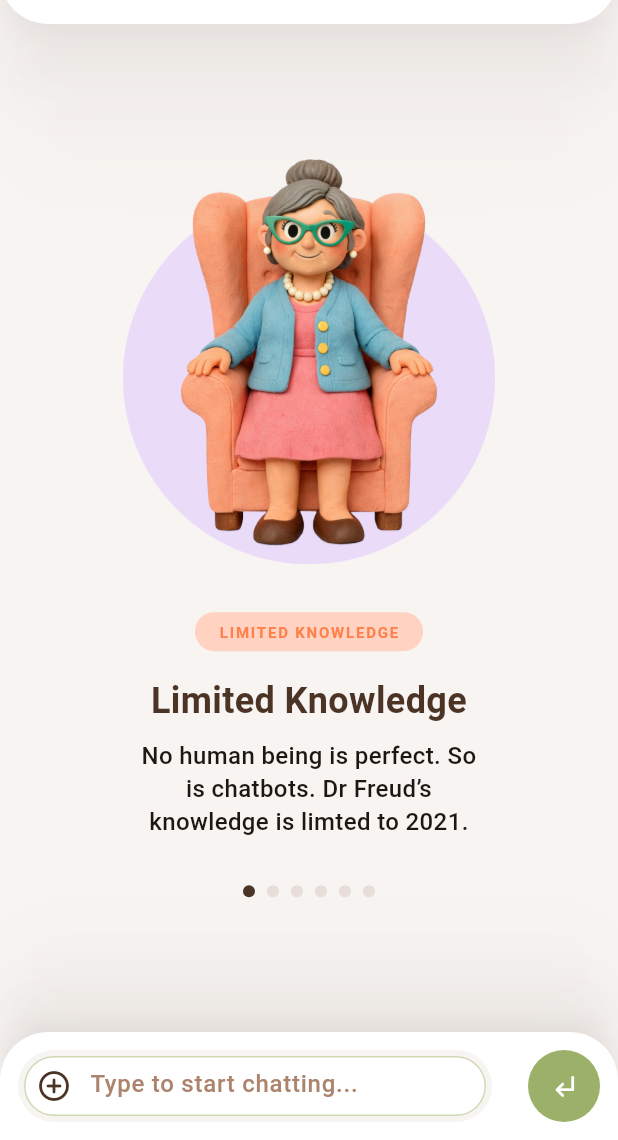
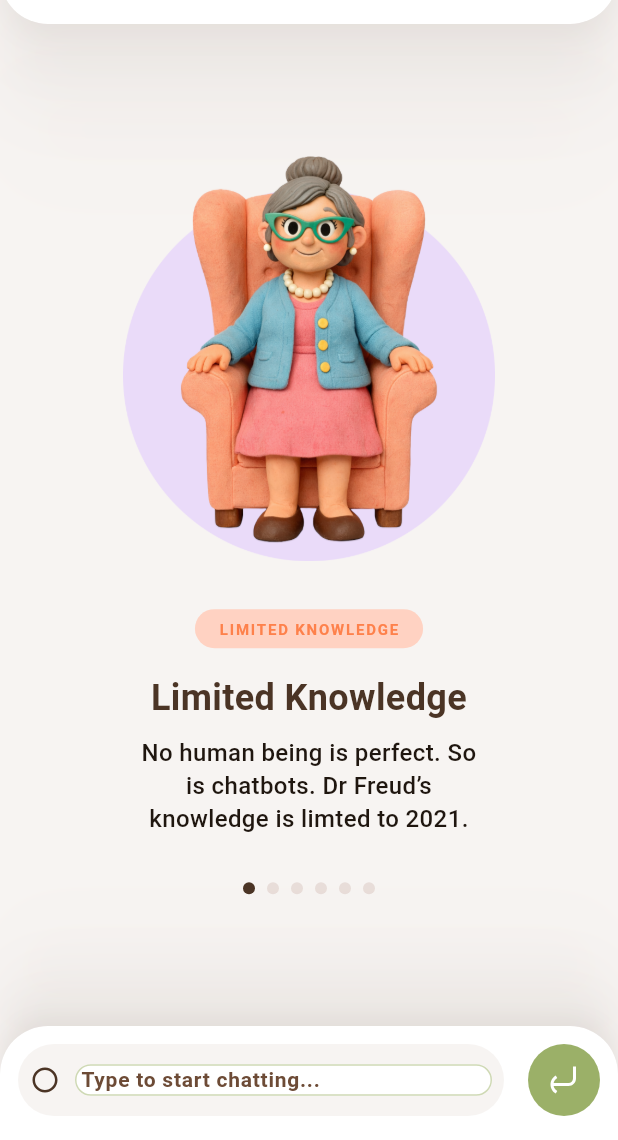
Before and after one commit to dsegelov123/Irma-App, a Flutter app: the ChatView screen opened directly with empty values, on a phone screen of 412 x 824 dp, the part 96-1236 px from its top. Run offline on Flutter 3.47's test engine with Material 3 defaults, Android fonts, the phone set to English and light mode, and no system bars; our stand-ins replace flutter_secure_storage, flutter_svg, google_fonts, hive_flutter, local_auth, phosphor_flutter; accounts and stored records are empty.

Commit message:
Redesign chat page bottom input bar using Figma Item.svg and item-structure.json

```diff
--- a/lib/views/chat_view.dart
+++ b/lib/views/chat_view.dart
@@ -1,4 +1,5 @@
 import 'package:flutter/material.dart';
+import 'package:flutter_svg/flutter_svg.dart';
 import 'package:irma/widgets/theme.dart';
 import 'package:irma/widgets/irma_top_bar.dart';
 
@@ -356,7 +357,7 @@ class _ChatViewState extends State<ChatView> {
                   top: 12,
                   left: 12,
                   right: 12,
-                  bottom: bottomPadding > 0 ? bottomPadding : 12,
+                  bottom: bottomPadding > 0 ? bottomPadding : 16,
                 ),
                 child: SizedBox(
                   height: 48,
@@ -365,61 +366,68 @@ class _ChatViewState extends State<ChatView> {
                       // Input Field Box (x=12, width 279, height 48)
                       Expanded(
                         child: Container(
+                          height: 48,
                           decoration: BoxDecoration(
-                            color: IrmaColors.brown10,
+                            color: const Color(0xFFF7F4F2),
                             borderRadius: BorderRadius.circular(24),
                           ),
-                          padding: const EdgeInsets.symmetric(horizontal: 4, vertical: 4),
+                          padding: const EdgeInsets.all(8),
+                          child: Row(
+                            crossAxisAlignment: CrossAxisAlignment.center,
+                            children: [
+                              SvgPicture.string(
+                                '''<svg width="20" height="20" viewBox="8 14 20 20" fill="none" xmlns="http://www.w3.org/2000/svg">
+                                  <path fill-rule="evenodd" clip-rule="evenodd" d="M18.0001 17.3332C14.3182 17.3332 11.3334 20.3179 11.3334 23.9998C11.3334 27.6817 14.3182 30.6665 18.0001 30.6665C21.682 30.6665 24.6667 27.6817 24.6667 23.9998C24.6667 20.3179 21.682 17.3332 18.0001 17.3332ZM9.66675 23.9998C9.66675 19.3975 13.3977 15.6665 18.0001 15.6665C22.6025 15.6665 26.3334 19.3975 26.3334 23.9998C26.3334 28.6022 22.6025 32.3332 18.0001 32.3332C13.3977 32.3332 9.66675 28.6022 9.66675 23.9998Z" fill="#4B3425"/>
+                                </svg>''',
+                                width: 20,
+                                height: 20,
+                              ),
+                              const SizedBox(width: 10),
+                              Expanded(
                                 child: TextField(
                                   controller: _textController,
                                   onSubmitted: (_) => _sendMessage(),
-                            style: IrmaTextStyles.paragraphMdMedium.copyWith(
+                                  textAlignVertical: TextAlignVertical.center,
+                                  cursorColor: const Color(0xFF926247),
+                                  style: IrmaTextStyles.labelMdBold.copyWith(
                                     color: IrmaColors.brown80,
                                   ),
                                   decoration: InputDecoration(
+                                    hintText: 'Type to start chatting...',
+                                    hintStyle: IrmaTextStyles.labelMdBold.copyWith(
+                                      color: IrmaColors.brown70,
+                                    ),
                                     border: InputBorder.none,
-                              prefixIcon: const Padding(
-                                padding: EdgeInsets.only(left: 8.0, right: 8.0),
-                                child: Icon(
-                                  Icons.add_circle_outline_rounded,
-                                  color: IrmaColors.brown80,
-                                  size: 24,
-                                ),
-                              ),
-                              prefixIconConstraints: const BoxConstraints(
-                                minWidth: 40,
-                                minHeight: 24,
-                              ),
-                              hintText: 'Type to start chatting...',
-                              hintStyle: IrmaTextStyles.paragraphMdMedium.copyWith(
-                                color: IrmaColors.brown50,
-                              ),
-                              contentPadding: const EdgeInsets.symmetric(
-                                horizontal: IrmaSpacing.sm,
-                                vertical: 10,
-                              ),
                                     isDense: true,
+                                    contentPadding: EdgeInsets.zero,
                                   ),
                                 ),
                               ),
+                            ],
                           ),
-                      const SizedBox(width: 24), // Spacing between input and send button
+                        ),
+                      ),
+                      const SizedBox(width: 16), // Spacing between input and send button
                       // Send Button (48x48 Green 50 circle at x=315)
-                      Container(
+                      GestureDetector(
+                        onTap: _sendMessage,
+                        behavior: HitTestBehavior.opaque,
+                        child: Container(
                           width: 48,
                           height: 48,
                           decoration: const BoxDecoration(
                             color: IrmaColors.green50,
                             shape: BoxShape.circle,
                           ),
-                        child: IconButton(
-                          icon: const Icon(
-                            Icons.subdirectory_arrow_left_rounded,
-                            color: Colors.white,
-                            size: 20,
+                          child: Center(
+                            child: SvgPicture.string(
+                              '''<svg width="48" height="48" viewBox="303 0 48 48" fill="none" xmlns="http://www.w3.org/2000/svg">
+                                <path d="M335 15V23C335 25.7614 332.761 28 330 28H320.101C320.208 28.5252 320.4 29.032 320.67 29.5C321.109 30.2601 321.74 30.8913 322.5 31.3301L321.5 33.0622C320.436 32.4478 319.552 31.5641 318.938 30.5C318.323 29.4359 318 28.2288 318 27C318 25.7712 318.323 24.5641 318.938 23.5C319.552 22.4359 320.436 21.5522 321.5 20.9378L322.5 22.6699C321.74 23.1087 321.109 23.7399 320.67 24.5C320.4 24.968 320.208 25.4748 320.101 26H330C331.657 26 333 24.6569 333 23V15H335Z" fill="white"/>
+                              </svg>''',
+                              width: 48,
+                              height: 48,
                             ),
-                          onPressed: _sendMessage,
-                          padding: EdgeInsets.zero,
+                          ),
                         ),
                       ),
                     ],
```
Lines whose indentation alone changed are shown as unchanged.
